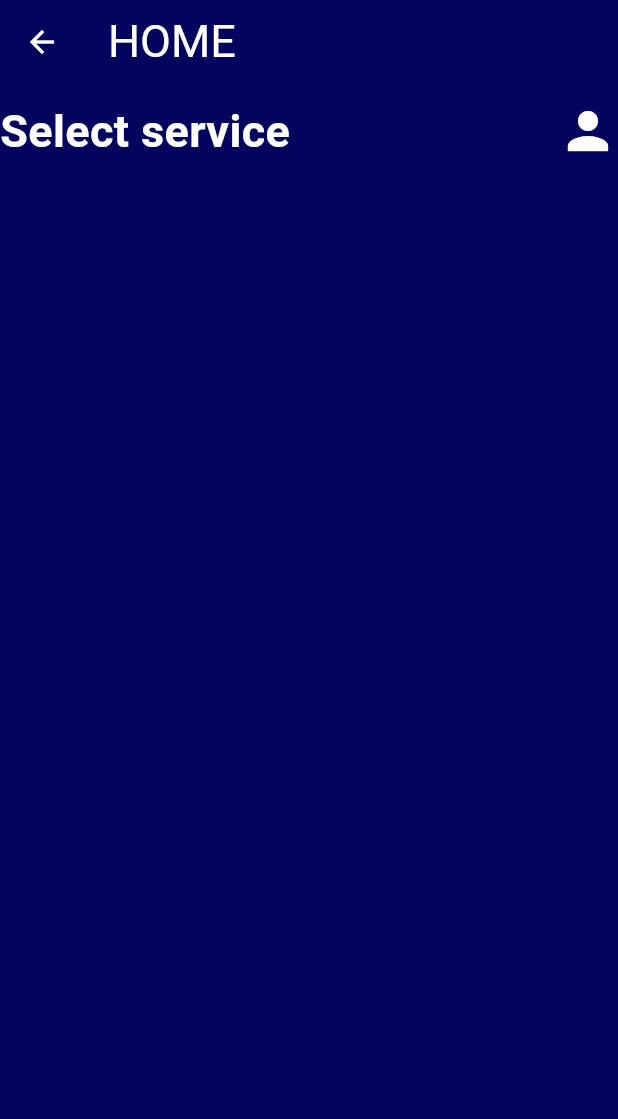
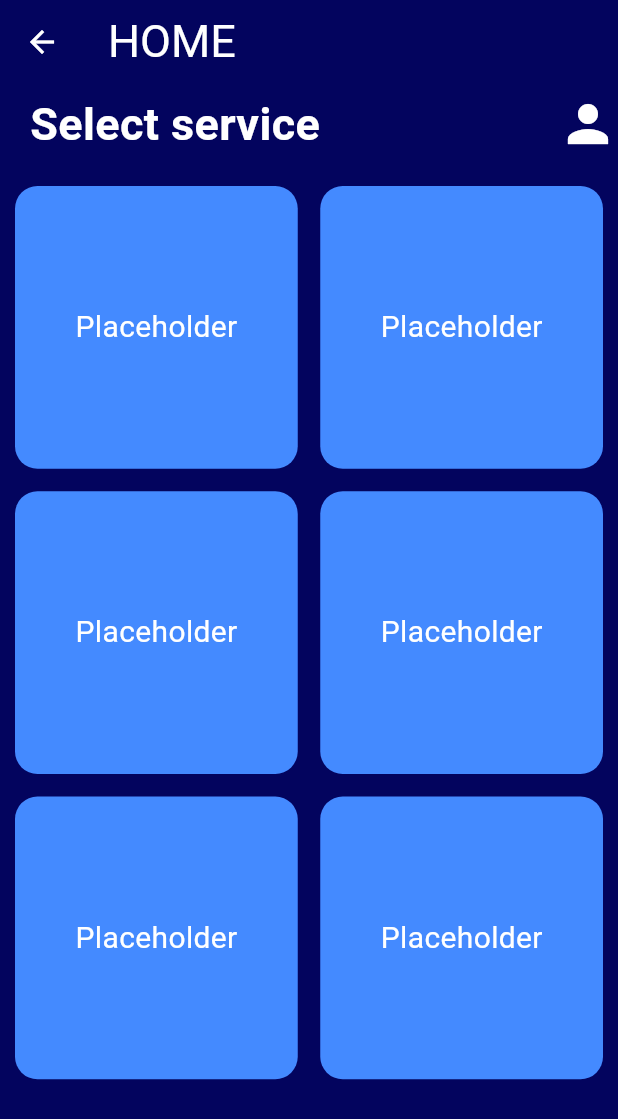
Before and after one commit to Google-Solutions-Challenge/PharmaQuill-App, a Flutter app: the Home screen opened by its route, on a phone screen of 412 x 824 dp. Shown: the top 1119 px of the screen. Run offline on Flutter 3.47's test engine with Material 3 defaults, Android fonts, the phone set to English and light mode, and no system bars; our stand-ins replace gradient_borders; missing offline and left inert: fancy_password_field.

Commit message:
Added grid builder

```diff
--- a/pharmaquill/lib/components/home.dart
+++ b/pharmaquill/lib/components/home.dart
@@ -1,4 +1,4 @@
-import 'dart:async';
+import 'dart:ui';
 
 import 'package:flutter/material.dart';
 
@@ -10,6 +10,9 @@ class Home extends StatefulWidget {
 }
 
 class _HomeState extends State<Home> {
+  // final List<Map> myProducts =
+  //     List.generate(6, (index) => {"id": index, "name": "Product $index"})
+  //         .toList();
   @override
   Widget build(BuildContext context) {
     return Scaffold(
@@ -23,11 +26,12 @@ class _HomeState extends State<Home> {
           style: TextStyle(fontSize: 30, color: Colors.white),
         ),
       ),
-      body: const Column(
+      body: Column(
         children: [
-          Padding(padding: EdgeInsetsDirectional.only(top: 10)),
-          Row(
+          const Padding(padding: EdgeInsets.only(top: 5)),
+          const Row(
             children: [
+              Padding(padding: EdgeInsets.only(left: 20)),
               Expanded(
                   child: Text(
                 "Select service",
@@ -42,7 +46,32 @@ class _HomeState extends State<Home> {
                 color: Colors.white,
               )
             ],
-          )
+          ),
+          const Padding(padding: EdgeInsets.only(bottom: 20)),
+          Expanded(
+            child: Padding(
+              padding: const EdgeInsets.only(left: 10, right: 10),
+              child: GridView.builder(
+                  gridDelegate: const SliverGridDelegateWithMaxCrossAxisExtent(
+                      maxCrossAxisExtent: 200,
+                      childAspectRatio: 1,
+                      crossAxisSpacing: 15,
+                      mainAxisSpacing: 15),
+                  itemCount: 6,
+                  itemBuilder: (BuildContext ctx, index) {
+                    return Container(
+                      alignment: Alignment.center,
+                      decoration: BoxDecoration(
+                          color: Colors.blueAccent,
+                          borderRadius: BorderRadius.circular(15)),
+                      child: const Text(
+                        "Placeholder",
+                        style: TextStyle(color: Colors.white, fontSize: 20),
+                      ),
+                    );
+                  }),
+            ),
+          ),
         ],
       ),
     );
```
